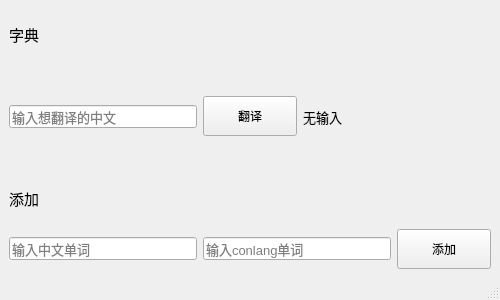
First picture: the form in mainwindow.ui, repository akingno/customDictionary, before the edit.
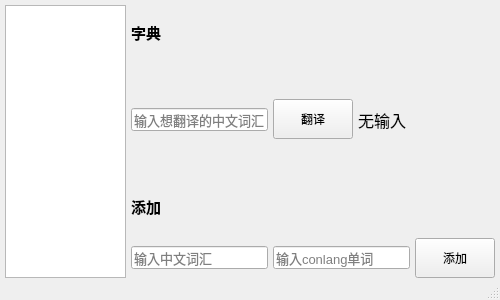
Second picture: the form after the edit.

Commit message: add list view for recent addition

Diff of the .ui file:
```diff
--- a/mainwindow.ui
+++ b/mainwindow.ui
@@ -20,14 +20,33 @@
    <string>翻译添加器</string>
   </property>
   <widget class="QWidget" name="centralwidget">
-   <layout class="QVBoxLayout" name="verticalLayout_2">
+   <layout class="QHBoxLayout" name="horizontalLayout_3" stretch="1,3">
+    <property name="spacing">
+     <number>5</number>
+    </property>
+    <property name="leftMargin">
+     <number>5</number>
+    </property>
+    <property name="topMargin">
+     <number>5</number>
+    </property>
+    <property name="rightMargin">
+     <number>5</number>
+    </property>
+    <property name="bottomMargin">
+     <number>0</number>
+    </property>
     <item>
-     <layout class="QVBoxLayout" name="verticalLayout" stretch="1,2,1,2">
+     <widget class="QListView" name="added_word_list"/>
+    </item>
+    <item>
+     <layout class="QVBoxLayout" name="verticalLayout" stretch="1,2,1,3">
       <item>
        <widget class="QLabel" name="label_3">
         <property name="font">
          <font>
           <pointsize>11</pointsize>
+          <bold>true</bold>
          </font>
         </property>
         <property name="text">
@@ -51,7 +70,7 @@
            </font>
           </property>
           <property name="placeholderText">
-           <string>输入想翻译的中文</string>
+           <string>输入想翻译的中文词汇</string>
           </property>
          </widget>
         </item>
@@ -90,7 +109,7 @@
           </property>
           <property name="font">
            <font>
-            <pointsize>10</pointsize>
+            <pointsize>12</pointsize>
            </font>
           </property>
           <property name="text">
@@ -105,6 +124,7 @@
         <property name="font">
          <font>
           <pointsize>11</pointsize>
+          <bold>true</bold>
          </font>
         </property>
         <property name="text">
@@ -122,7 +142,7 @@
            </font>
           </property>
           <property name="placeholderText">
-           <string>输入中文单词</string>
+           <string>输入中文词汇</string>
           </property>
          </widget>
         </item>
```
Left out of the diff: 2 changed lines with no effect on the pictures. The commit also changes 3 other files.
